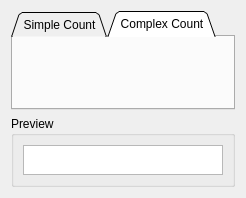
This is src/Widgets/measureTabs.ui in Whatang/DrumBurp as Qt 5 draws it before an edit. The edited form follows.
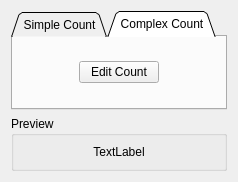
This is the edited form. The open tabs and pages were chosen to show the change.

Commit message: Changed to use a text label instead of a browser.

```diff
--- a/src/Widgets/measureTabs.ui
+++ b/src/Widgets/measureTabs.ui
@@ -44,7 +44,7 @@
       <enum>QTabWidget::Triangular</enum>
      </property>
      <property name="currentIndex">
-      <number>0</number>
+      <number>1</number>
      </property>
      <widget class="QWidget" name="simpleTab">
       <attribute name="title">
@@ -148,6 +148,67 @@
       <attribute name="title">
        <string>Complex Count</string>
       </attribute>
+      <layout class="QGridLayout" name="gridLayout_3">
+       <item row="1" column="1">
+        <widget class="QPushButton" name="complexEditButton">
+         <property name="text">
+          <string>Edit Count</string>
+         </property>
+        </widget>
+       </item>
+       <item row="1" column="0">
+        <spacer name="horizontalSpacer">
+         <property name="orientation">
+          <enum>Qt::Horizontal</enum>
+         </property>
+         <property name="sizeHint" stdset="0">
+          <size>
+           <width>40</width>
+           <height>20</height>
+          </size>
+         </property>
+        </spacer>
+       </item>
+       <item row="1" column="2">
+        <spacer name="horizontalSpacer_2">
+         <property name="orientation">
+          <enum>Qt::Horizontal</enum>
+         </property>
+         <property name="sizeHint" stdset="0">
+          <size>
+           <width>40</width>
+           <height>20</height>
+          </size>
+         </property>
+        </spacer>
+       </item>
+       <item row="0" column="1">
+        <spacer name="verticalSpacer">
+         <property name="orientation">
+          <enum>Qt::Vertical</enum>
+         </property>
+         <property name="sizeHint" stdset="0">
+          <size>
+           <width>20</width>
+           <height>40</height>
+          </size>
+         </property>
+        </spacer>
+       </item>
+       <item row="2" column="1">
+        <spacer name="verticalSpacer_2">
+         <property name="orientation">
+          <enum>Qt::Vertical</enum>
+         </property>
+         <property name="sizeHint" stdset="0">
+          <size>
+           <width>20</width>
+           <height>40</height>
+          </size>
+         </property>
+        </spacer>
+       </item>
+      </layout>
      </widget>
     </widget>
    </item>
@@ -176,43 +237,16 @@
      </property>
      <layout class="QVBoxLayout" name="verticalLayout_2">
       <item>
-       <widget class="QTextBrowser" name="previewText">
-        <property name="sizePolicy">
-         <sizepolicy hsizetype="Preferred" vsizetype="Fixed">
-          <horstretch>0</horstretch>
-          <verstretch>0</verstretch>
-         </sizepolicy>
+       <widget class="QLabel" name="previewText">
+        <property name="text">
+         <string>TextLabel</string>
         </property>
-        <property name="minimumSize">
-         <size>
-          <width>200</width>
-          <height>0</height>
-         </size>
-        </property>
-        <property name="maximumSize">
-         <size>
-          <width>500</width>
-          <height>30</height>
-         </size>
-        </property>
-        <property name="baseSize">
-         <size>
-          <width>200</width>
-          <height>0</height>
-         </size>
-        </property>
-        <property name="acceptDrops">
-         <bool>false</bool>
-        </property>
-        <property name="acceptRichText">
-         <bool>false</bool>
+        <property name="alignment">
+         <set>Qt::AlignCenter</set>
         </property>
         <property name="textInteractionFlags">
          <set>Qt::NoTextInteraction</set>
         </property>
-        <property name="openLinks">
-         <bool>false</bool>
-        </property>
        </widget>
       </item>
      </layout>
```
The commit also changes 2 other files.
